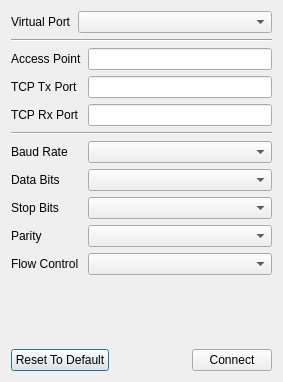
Qt form maindialog.ui (pavelrangelov/ComToWiFi) before a commit.
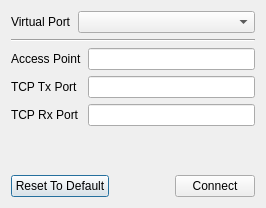
The same form after that commit.

```diff
--- a/maindialog.ui
+++ b/maindialog.ui
@@ -6,8 +6,8 @@
    <rect>
     <x>0</x>
     <y>0</y>
-    <width>283</width>
-    <height>382</height>
+    <width>266</width>
+    <height>208</height>
    </rect>
   </property>
   <property name="windowTitle">
@@ -67,63 +67,6 @@
      <item row="2" column="1">
       <widget class="QLineEdit" name="editTcpRxPort"/>
      </item>
-     <item row="3" column="0" colspan="2">
-      <widget class="Line" name="line">
-       <property name="orientation">
-        <enum>Qt::Orientation::Horizontal</enum>
-       </property>
-      </widget>
-     </item>
-     <item row="4" column="0">
-      <widget class="QLabel" name="labelBaudRate">
-       <property name="text">
-        <string>Baud Rate</string>
-       </property>
-      </widget>
-     </item>
-     <item row="4" column="1">
-      <widget class="QComboBox" name="comboBaudrate"/>
-     </item>
-     <item row="5" column="0">
-      <widget class="QLabel" name="labelDataBits">
-       <property name="text">
-        <string>Data Bits</string>
-       </property>
-      </widget>
-     </item>
-     <item row="5" column="1">
-      <widget class="QComboBox" name="comboDataBits"/>
-     </item>
-     <item row="6" column="0">
-      <widget class="QLabel" name="labelStopBits">
-       <property name="text">
-        <string>Stop Bits</string>
-       </property>
-      </widget>
-     </item>
-     <item row="6" column="1">
-      <widget class="QComboBox" name="comboStopBits"/>
-     </item>
-     <item row="7" column="0">
-      <widget class="QLabel" name="labelParity">
-       <property name="text">
-        <string>Parity</string>
-       </property>
-      </widget>
-     </item>
-     <item row="7" column="1">
-      <widget class="QComboBox" name="comboParity"/>
-     </item>
-     <item row="8" column="0">
-      <widget class="QLabel" name="labelFlowControl">
-       <property name="text">
-        <string>Flow Control</string>
-       </property>
-      </widget>
-     </item>
-     <item row="8" column="1">
-      <widget class="QComboBox" name="comboFlowControl"/>
-     </item>
     </layout>
    </item>
    <item>
```
Left out of the diff: 5 changed lines with no effect on the pictures.
